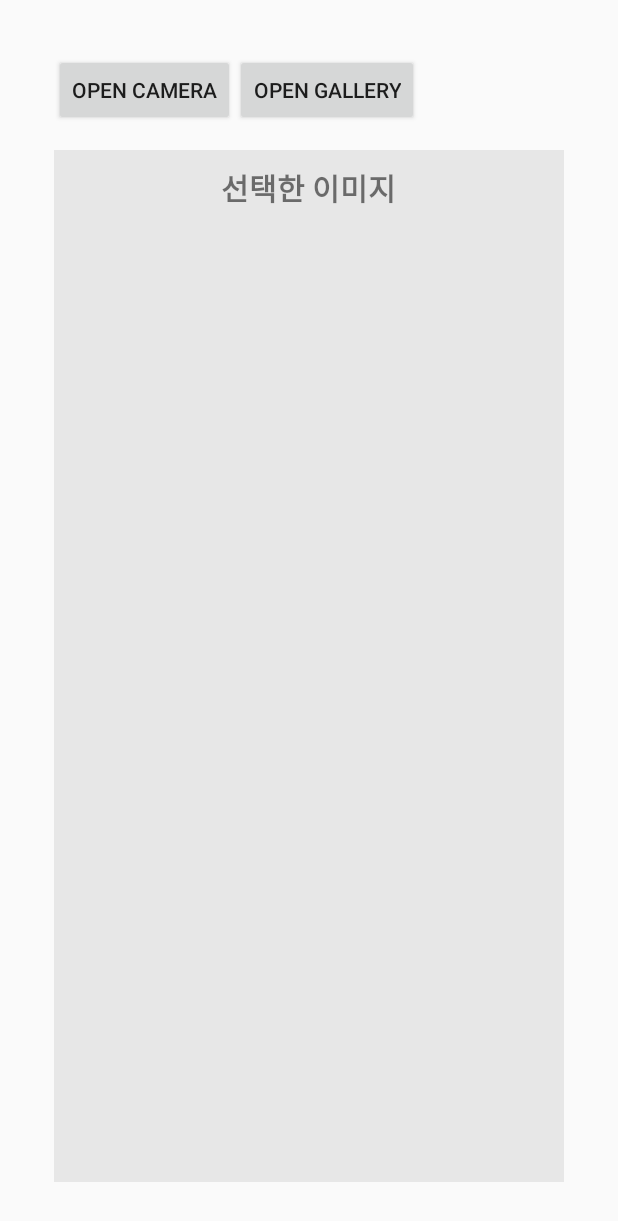
After one commit to Yudaeun/practice, an Android app built with Jetpack Compose: the fragment GalleryFragment placed in its activity, on a phone screen of 412 x 824 dp. The commit adds this screen. Shown: the top 1221 px of the screen. Run offline under Robolectric (Android 15) with nearby library versions, the phone set to English and light mode, and no system bars.

Commit message:
feat: add to gallery button

```diff
--- a/ExecutorService/CustomGalary/app/build.gradle.kts
+++ b/ExecutorService/CustomGalary/app/build.gradle.kts
@@ -62,6 +62,7 @@ dependencies {
     implementation(libs.androidx.material3)
     implementation(libs.androidx.constraintlayout)
     implementation(libs.firebase.auth)
+    implementation(libs.androidx.appcompat)
     testImplementation(libs.junit)
     androidTestImplementation(libs.androidx.junit)
     androidTestImplementation(libs.androidx.espresso.core)
--- a/ExecutorService/CustomGalary/app/src/main/AndroidManifest.xml
+++ b/ExecutorService/CustomGalary/app/src/main/AndroidManifest.xml
@@ -8,6 +8,7 @@
     <uses-permission android:name="android.permission.READ_MEDIA_AUDIO"/>
     <uses-feature android:name="android.hardware.camera" />
     <uses-permission android:name="android.permission.CAMERA" />
+    <uses-feature android:name="android.hardware.camera.any"/>
 
     <application
         android:allowBackup="true"
@@ -17,13 +18,13 @@
         android:label="@string/app_name"
         android:roundIcon="@mipmap/ic_launcher_round"
         android:supportsRtl="true"
-        android:theme="@style/Theme.CustomGalary"
+        android:theme="@style/Theme.AppCompat.DayNight.NoActionBar"
         tools:targetApi="31">
         <activity
             android:name=".MainActivity"
             android:exported="true"
             android:label="@string/app_name"
-            android:theme="@style/Theme.CustomGalary">
+            android:theme="@style/Theme.AppCompat.DayNight.NoActionBar">
             <intent-filter>
                 <action android:name="android.intent.action.MAIN" />
 
--- /dev/null
+++ b/ExecutorService/CustomGalary/app/src/main/java/com/pro/customgalary/GalleryFragment.kt
@@ -0,0 +1,76 @@
+package com.pro.customgalary
+
+import android.graphics.Bitmap
+import android.net.Uri
+import android.os.Bundle
+import android.view.LayoutInflater
+import android.view.View
+import android.view.ViewGroup
+import android.widget.ImageView
+import androidx.fragment.app.Fragment
+
+class GalleryFragment : Fragment() {
+    private var imageView: ImageView? = null
+    private var imageUri: String? = null
+    private var imageBitmap: Bitmap? = null
+
+    companion object {
+        private const val ARG_IMAGE_URI = "image_uri"
+        private const val ARG_IMAGE_BITMAP = "image_bitmap"
+
+        // Uri로 새로운 인스턴스 생성
+        fun newInstance(uri: String): GalleryFragment {
+            val fragment = GalleryFragment()
+            val args = Bundle()
+            args.putString(ARG_IMAGE_URI, uri)
+            fragment.arguments = args
+            return fragment
+        }
+
+        // Bitmap으로 새로운 인스턴스 생성
+        fun newInstance(photo: Bitmap): GalleryFragment {
+            val fragment = GalleryFragment()
+            val args = Bundle()
+            args.putParcelable(ARG_IMAGE_BITMAP, photo)
+            fragment.arguments = args
+            return fragment
+        }
+    }
+
+    override fun onCreate(savedInstanceState: Bundle?) {
+        super.onCreate(savedInstanceState)
+
+        // 전달된 인자를 읽고 uri 또는 bitmap 설정
+        arguments?.let {
+            imageUri = it.getString(ARG_IMAGE_URI)
+            imageBitmap = it.getParcelable(ARG_IMAGE_BITMAP)
+        }
+    }
+
+    override fun onCreateView(
+        inflater: LayoutInflater,
+        container: ViewGroup?,
+        savedInstanceState: Bundle?
+    ): View? {
+
+        val view = inflater.inflate(R.layout.fragment_gallery, container, false)
+        imageView = view.findViewById(R.id.image_view)
+
+        imageUri?.let {
+            imageView?.setImageURI(Uri.parse(it))
+        }
+
+        imageBitmap?.let {
+            imageView?.setImageBitmap(it)
+        }
+
+        return view
+    }
+
+    override fun onDestroy() {
+        super.onDestroy()
+        imageView?.setImageDrawable(null)
+        imageView = null
+    }
+
+}
--- a/ExecutorService/CustomGalary/app/src/main/res/layout/activity_main.xml
+++ b/ExecutorService/CustomGalary/app/src/main/res/layout/activity_main.xml
@@ -10,21 +10,43 @@
     android:padding="36dp"
     >
 
-    <Button
-        android:id="@+id/btnCapture"
-        android:layout_width="wrap_content"
+    <LinearLayout
+        android:layout_width="match_parent"
         android:layout_height="wrap_content"
-        android:text="Open Camera"/>
+        android:orientation="horizontal"
+        >
+
+        <Button
+            android:id="@+id/btnCapture"
+            android:layout_width="wrap_content"
+            android:layout_height="wrap_content"
+            android:text="Open Camera"/>
+
+        <Button
+            android:id="@+id/btn_open_gallery"
+            android:layout_width="wrap_content"
+            android:layout_height="wrap_content"
+            android:text="Open Gallery"
+            >
+        </Button>
+    </LinearLayout>
 
     <ImageView
         android:layout_width="match_parent"
-        android:layout_height="0dp"
+        android:layout_height="wrap_content"
         android:id="@+id/imageView"
         android:scaleType="fitXY"
         android:layout_marginTop="16dp"
-        android:layout_weight="1"
+        android:layout_weight="2"
         >
 
     </ImageView>
 
+    <FrameLayout
+        android:id="@+id/fragment_container"
+        android:layout_width="match_parent"
+        android:layout_height="match_parent">
+
+    </FrameLayout>
+
 </LinearLayout>
--- /dev/null
+++ b/ExecutorService/CustomGalary/app/src/main/res/layout/fragment_gallery.xml
@@ -0,0 +1,33 @@
+<?xml version="1.0" encoding="utf-8"?>
+<FrameLayout xmlns:android="http://schemas.android.com/apk/res/android"
+    android:layout_width="match_parent"
+    android:layout_height="match_parent"
+    android:background="#E7E7E7"
+    >
+<LinearLayout
+    android:layout_width="match_parent"
+    android:layout_height="wrap_content"
+    android:orientation="vertical">
+    <TextView
+        android:layout_width="wrap_content"
+        android:layout_height="wrap_content"
+        android:text="선택한 이미지"
+        android:textStyle="bold"
+        android:textSize="20dp"
+        android:layout_margin="10dp"
+        android:layout_gravity="center">
+    </TextView>
+</LinearLayout>
+
+    <ImageView
+        android:id="@+id/image_view"
+        android:layout_width="match_parent"
+        android:layout_height="match_parent"
+        android:layout_margin="35dp"
+        android:scaleType="fitCenter"
+        >
+    </ImageView>
+
+
+
+</FrameLayout>
--- a/ExecutorService/CustomGalary/gradle/libs.versions.toml
+++ b/ExecutorService/CustomGalary/gradle/libs.versions.toml
@@ -11,6 +11,7 @@ composeBom = "2024.04.01"
 constraintlayout = "2.2.0"
 googleGmsGoogleServices = "4.4.2"
 firebaseAuth = "23.1.0"
+appcompat = "1.7.0"
 
 [libraries]
 androidx-core-ktx = { group = "androidx.core", name = "core-ktx", version.ref = "coreKtx" }
@@ -29,6 +30,7 @@ androidx-ui-test-junit4 = { group = "androidx.compose.ui", name = "ui-test-junit
 androidx-material3 = { group = "androidx.compose.material3", name = "material3" }
 androidx-constraintlayout = { group = "androidx.constraintlayout", name = "constraintlayout", version.ref = "constraintlayout" }
 firebase-auth = { group = "com.google.firebase", name = "firebase-auth", version.ref = "firebaseAuth" }
+androidx-appcompat = { group = "androidx.appcompat", name = "appcompat", version.ref = "appcompat" }
 
 [plugins]
 android-application = { id = "com.android.application", version.ref = "agp" }
```
Also changed, not shown: ExecutorService/CustomGalary/app/src/main/java/com/pro/customgalary/MainActivity.java (+71 -12 lines).
